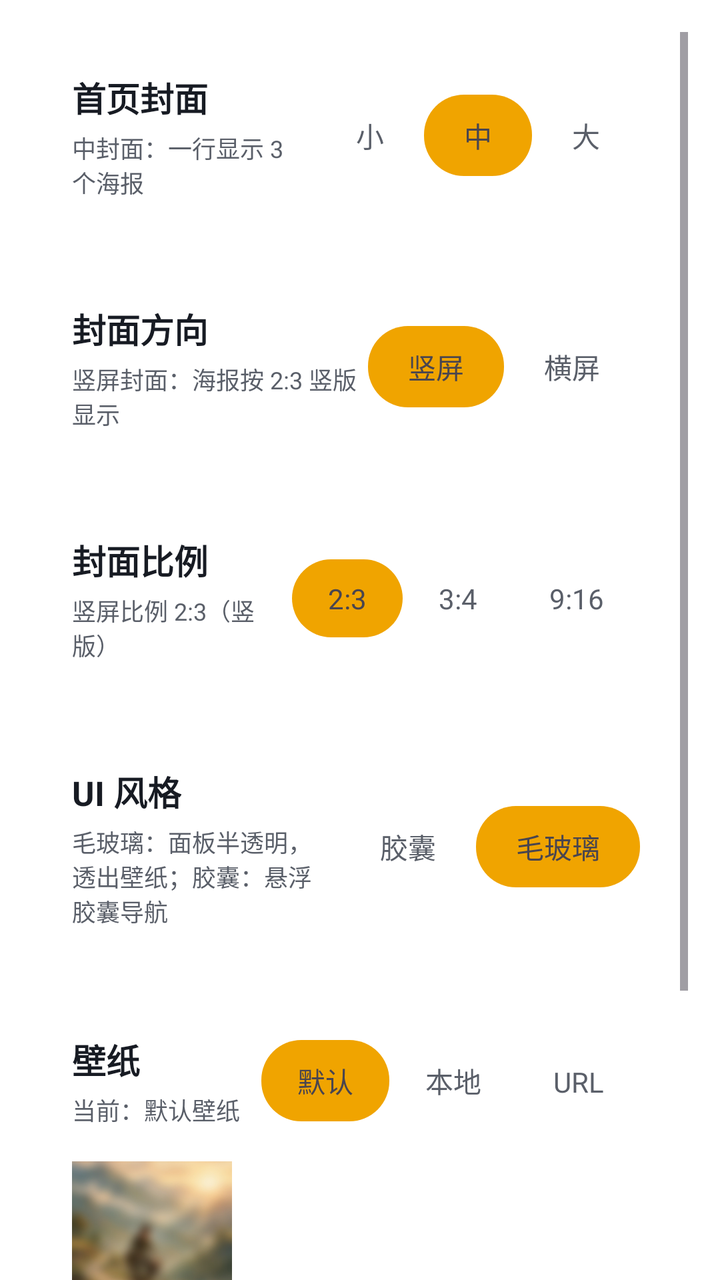
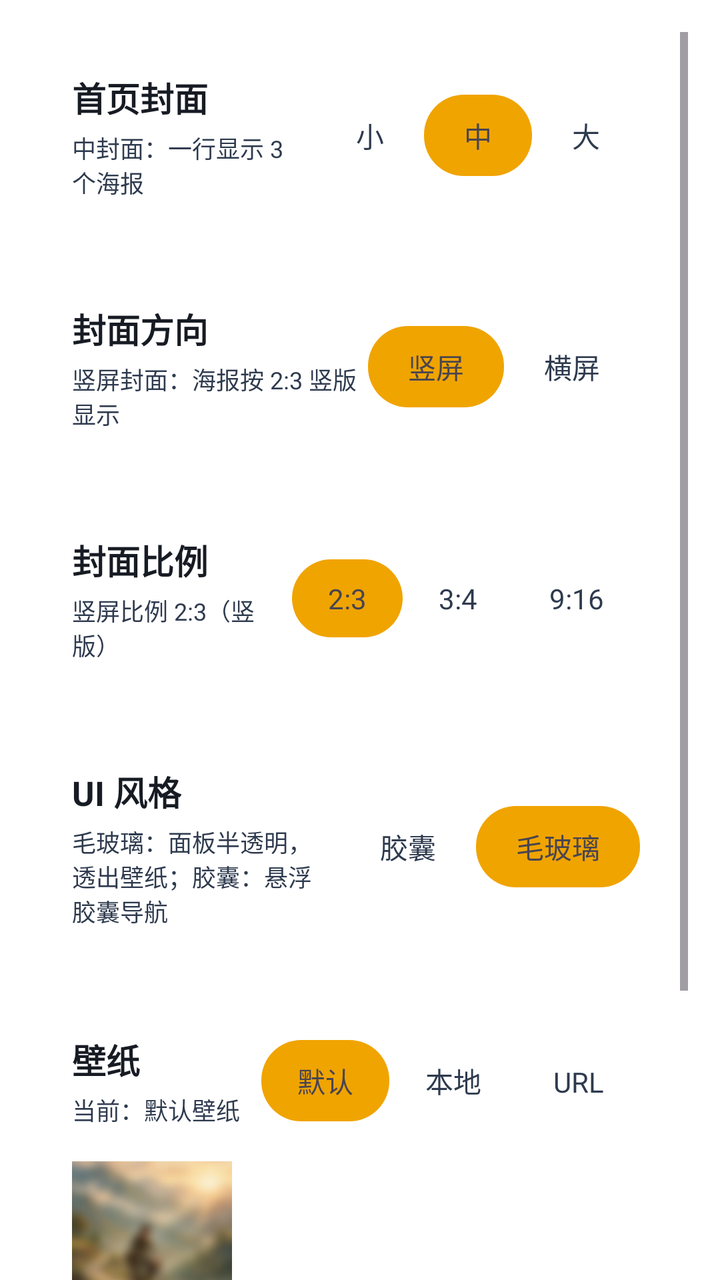

An Android layout rendered at two revisions. The XML below is the earlier revision; the diff shows what the commit changed to produce the second picture.
<!-- AndroidManifest.xml: another module's application theme Theme.App -->
<!-- res/layout/activity_ui_settings.xml -->
<?xml version="1.0" encoding="utf-8"?>
<ScrollView
    android:fitsSystemWindows="true" xmlns:android="http://schemas.android.com/apk/res/android"
    android:layout_width="match_parent"
    android:layout_height="match_parent"
    android:fillViewport="true"
    android:clipToPadding="false"
    android:paddingTop="16dp"
    android:paddingLeft="16dp"
    android:paddingRight="16dp"
    android:paddingBottom="16dp">

<LinearLayout
    android:layout_width="match_parent"
    android:layout_height="wrap_content"
    android:orientation="vertical">


<LinearLayout
    android:layout_width="match_parent"
    android:layout_height="wrap_content"
    android:orientation="horizontal"
    android:gravity="center_vertical"
    android:background="@drawable/dialog_glass"
    android:padding="20dp"
    android:layout_marginBottom="12dp">

    <LinearLayout
        android:layout_width="0dp"
        android:layout_height="wrap_content"
        android:layout_weight="1"
        android:orientation="vertical">

        <TextView
            android:layout_width="wrap_content"
            android:layout_height="wrap_content"
            android:text="首页封面"
            android:textSize="17sp"
            android:textStyle="bold"
            android:textColor="#171B23"/>

        <TextView
            android:layout_width="wrap_content"
            android:layout_height="wrap_content"
            android:text="中封面：一行显示 3 个海报"
            android:textSize="12sp"
            android:textColor="#5A5F69"
            android:layout_marginTop="4dp"/>
    </LinearLayout>

    <LinearLayout
        android:layout_width="wrap_content"
        android:layout_height="wrap_content"
        android:orientation="horizontal"
        android:background="@drawable/seg_container"
        android:padding="4dp">

        <TextView
            android:id="@+id/seg_cover_small"
            android:layout_width="wrap_content"
            android:layout_height="wrap_content"
            android:text="小"
            android:textSize="14sp"
            android:textColor="#5A5F69"
            android:paddingHorizontal="20dp"
            android:paddingVertical="10dp"/>

        <TextView
            android:id="@+id/seg_cover_medium"
            android:layout_width="wrap_content"
            android:layout_height="wrap_content"
            android:text="中"
            android:textSize="14sp"
            android:paddingHorizontal="20dp"
            android:paddingVertical="10dp"
            android:background="@drawable/seg_selected"/>

        <TextView
            android:id="@+id/seg_cover_large"
            android:layout_width="wrap_content"
            android:layout_height="wrap_content"
            android:text="大"
            android:textSize="14sp"
            android:textColor="#5A5F69"
            android:paddingHorizontal="20dp"
            android:paddingVertical="10dp"/>
    </LinearLayout>
</LinearLayout>


<LinearLayout
    android:layout_width="match_parent"
    android:layout_height="wrap_content"
    android:orientation="horizontal"
    android:gravity="center_vertical"
    android:background="@drawable/dialog_glass"
    android:padding="20dp"
    android:layout_marginBottom="12dp">

    <LinearLayout
        android:layout_width="0dp"
        android:layout_height="wrap_content"
        android:layout_weight="1"
        android:orientation="vertical">

        <TextView
            android:layout_width="wrap_content"
            android:layout_height="wrap_content"
            android:text="封面方向"
            android:textSize="17sp"
            android:textStyle="bold"
            android:textColor="#171B23"/>

        <TextView
            android:layout_width="wrap_content"
            android:layout_height="wrap_content"
            android:text="竖屏封面：海报按 2:3 竖版显示"
            android:textSize="12sp"
            android:textColor="#5A5F69"
            android:layout_marginTop="4dp"/>
    </LinearLayout>

    <LinearLayout
        android:layout_width="wrap_content"
        android:layout_height="wrap_content"
        android:orientation="horizontal"
        android:background="@drawable/seg_container"
        android:padding="4dp">

        <TextView
            android:id="@+id/seg_orient_portrait"
            android:layout_width="wrap_content"
            android:layout_height="wrap_content"
            android:text="竖屏"
            android:textSize="14sp"
            android:paddingHorizontal="20dp"
            android:paddingVertical="10dp"
            android:background="@drawable/seg_selected"/>

        <TextView
            android:id="@+id/seg_orient_landscape"
            android:layout_width="wrap_content"
            android:layout_height="wrap_content"
            android:text="横屏"
            android:textSize="14sp"
            android:textColor="#5A5F69"
            android:paddingHorizontal="20dp"
            android:paddingVertical="10dp"/>
    </LinearLayout>
</LinearLayout>


<LinearLayout
    android:layout_width="match_parent"
    android:layout_height="wrap_content"
    android:orientation="horizontal"
    android:gravity="center_vertical"
    android:background="@drawable/dialog_glass"
    android:padding="20dp"
    android:layout_marginBottom="12dp">

    <LinearLayout
        android:layout_width="0dp"
        android:layout_height="wrap_content"
        android:layout_weight="1"
        android:orientation="vertical">

        <TextView
            android:layout_width="wrap_content"
            android:layout_height="wrap_content"
            android:text="封面比例"
            android:textSize="17sp"
            android:textStyle="bold"
            android:textColor="#171B23"/>

        <TextView
            android:layout_width="wrap_content"
            android:layout_height="wrap_content"
            android:text="竖屏比例 2:3（竖版）"
            android:textSize="12sp"
            android:textColor="#5A5F69"
            android:layout_marginTop="4dp"/>
    </LinearLayout>

    <LinearLayout
        android:layout_width="wrap_content"
        android:layout_height="wrap_content"
        android:orientation="horizontal"
        android:background="@drawable/seg_container"
        android:padding="4dp">

        <TextView
            android:id="@+id/seg_ratio_23"
            android:layout_width="wrap_content"
            android:layout_height="wrap_content"
            android:text="2:3"
            android:textSize="14sp"
            android:paddingHorizontal="18dp"
            android:paddingVertical="10dp"
            android:background="@drawable/seg_selected"/>

        <TextView
            android:id="@+id/seg_ratio_34"
            android:layout_width="wrap_content"
            android:layout_height="wrap_content"
            android:text="3:4"
            android:textSize="14sp"
            android:textColor="#5A5F69"
            android:paddingHorizontal="18dp"
            android:paddingVertical="10dp"/>

        <TextView
            android:id="@+id/seg_ratio_916"
            android:layout_width="wrap_content"
            android:layout_height="wrap_content"
            android:text="9:16"
            android:textSize="14sp"
            android:textColor="#5A5F69"
            android:paddingHorizontal="18dp"
            android:paddingVertical="10dp"/>
    </LinearLayout>
</LinearLayout>


<LinearLayout
    android:layout_width="match_parent"
    android:layout_height="wrap_content"
    android:orientation="horizontal"
    android:gravity="center_vertical"
    android:background="@drawable/dialog_glass"
    android:padding="20dp"
    android:layout_marginBottom="12dp">

    <LinearLayout
        android:layout_width="0dp"
        android:layout_height="wrap_content"
        android:layout_weight="1"
        android:orientation="vertical">

        <TextView
            android:layout_width="wrap_content"
            android:layout_height="wrap_content"
            android:text="UI 风格"
            android:textSize="17sp"
            android:textStyle="bold"
            android:textColor="#171B23"/>

        <TextView
            android:layout_width="wrap_content"
            android:layout_height="wrap_content"
            android:text="毛玻璃：面板半透明，透出壁纸；胶囊：悬浮胶囊导航"
            android:textSize="12sp"
            android:textColor="#5A5F69"
            android:layout_marginTop="4dp"/>
    </LinearLayout>

    <LinearLayout
        android:layout_width="wrap_content"
        android:layout_height="wrap_content"
        android:orientation="horizontal"
        android:background="@drawable/seg_container"
        android:padding="4dp">

        <TextView
            android:id="@+id/seg_ui_capsule"
            android:layout_width="wrap_content"
            android:layout_height="wrap_content"
            android:text="胶囊"
            android:textSize="14sp"
            android:textColor="#5A5F69"
            android:paddingHorizontal="20dp"
            android:paddingVertical="10dp"/>

        <TextView
            android:id="@+id/seg_ui_glass"
            android:layout_width="wrap_content"
            android:layout_height="wrap_content"
            android:text="毛玻璃"
            android:textSize="14sp"
            android:paddingHorizontal="20dp"
            android:paddingVertical="10dp"
            android:background="@drawable/seg_selected"/>
    </LinearLayout>
</LinearLayout>


<LinearLayout
    android:layout_width="match_parent"
    android:layout_height="wrap_content"
    android:orientation="vertical"
    android:background="@drawable/dialog_glass"
    android:padding="20dp"
    android:layout_marginBottom="12dp">

    <LinearLayout
        android:layout_width="match_parent"
        android:layout_height="wrap_content"
        android:orientation="horizontal"
        android:gravity="center_vertical">

        <LinearLayout
            android:layout_width="0dp"
            android:layout_height="wrap_content"
            android:layout_weight="1"
            android:orientation="vertical">

            <TextView
                android:layout_width="wrap_content"
                android:layout_height="wrap_content"
                android:text="壁纸"
                android:textSize="17sp"
                android:textStyle="bold"
                android:textColor="#171B23"/>

            <TextView
                android:id="@+id/tv_wp_desc"
                android:layout_width="wrap_content"
                android:layout_height="wrap_content"
                android:text="当前：默认壁纸"
                android:textSize="12sp"
                android:textColor="#5A5F69"
                android:layout_marginTop="4dp"/>
        </LinearLayout>

        <LinearLayout
            android:layout_width="wrap_content"
            android:layout_height="wrap_content"
            android:orientation="horizontal"
            android:background="@drawable/seg_container"
            android:padding="4dp">

            <TextView
                android:id="@+id/seg_wp_default"
                android:layout_width="wrap_content"
                android:layout_height="wrap_content"
                android:text="默认"
                android:textSize="14sp"
                android:paddingHorizontal="18dp"
                android:paddingVertical="10dp"
                android:background="@drawable/seg_selected"/>

            <TextView
                android:id="@+id/seg_wp_local"
                android:layout_width="wrap_content"
                android:layout_height="wrap_content"
                android:text="本地"
                android:textSize="14sp"
                android:textColor="#5A5F69"
                android:paddingHorizontal="18dp"
                android:paddingVertical="10dp"/>

            <TextView
                android:id="@+id/seg_wp_url"
                android:layout_width="wrap_content"
                android:layout_height="wrap_content"
                android:text="URL"
                android:textSize="14sp"
                android:textColor="#5A5F69"
                android:paddingHorizontal="18dp"
                android:paddingVertical="10dp"/>
        </LinearLayout>
    </LinearLayout>

    <HorizontalScrollView
        android:layout_width="match_parent"
        android:layout_height="wrap_content"
        android:layout_marginTop="16dp"
        android:scrollbars="none">

        <LinearLayout
            android:layout_width="wrap_content"
            android:layout_height="wrap_content"
            android:orientation="horizontal">

            <LinearLayout
                android:layout_width="wrap_content"
                android:layout_height="wrap_content"
                android:orientation="vertical"
                android:layout_marginEnd="12dp">

                <ImageView
                    android:id="@+id/thumb_default"
                    android:layout_width="80dp"
                    android:layout_height="120dp"
                    android:scaleType="centerCrop"
                    android:background="@drawable/dialog_glass"
                    android:src="@drawable/poster_shanjian_blur_v3"/>

                <TextView
                    android:layout_width="match_parent"
                    android:layout_height="wrap_content"
                    android:text="默认"
                    android:textSize="11sp"
                    android:textColor="#5A5F69"
                    android:gravity="center"
                    android:layout_marginTop="4dp"/>
            </LinearLayout>

            <LinearLayout
                android:layout_width="wrap_content"
                android:layout_height="wrap_content"
                android:orientation="vertical"
                android:layout_marginEnd="12dp">

                <ImageView
                    android:id="@+id/thumb_local"
                    android:layout_width="80dp"
                    android:layout_height="120dp"
                    android:scaleType="centerCrop"
                    android:background="@drawable/dialog_glass"/>

                <TextView
                    android:layout_width="match_parent"
                    android:layout_height="wrap_content"
                    android:text="本地"
                    android:textSize="11sp"
                    android:textColor="#5A5F69"
                    android:gravity="center"
                    android:layout_marginTop="4dp"/>
            </LinearLayout>

            <LinearLayout
                android:layout_width="wrap_content"
                android:layout_height="wrap_content"
                android:orientation="vertical">

                <ImageView
                    android:id="@+id/thumb_url"
                    android:layout_width="80dp"
                    android:layout_height="120dp"
                    android:scaleType="centerCrop"
                    android:background="@drawable/dialog_glass"/>

                <TextView
                    android:layout_width="match_parent"
                    android:layout_height="wrap_content"
                    android:text="URL"
                    android:textSize="11sp"
                    android:textColor="#5A5F69"
                    android:gravity="center"
                    android:layout_marginTop="4dp"/>
            </LinearLayout>
        </LinearLayout>
    </HorizontalScrollView>

    <LinearLayout
        android:layout_width="match_parent"
        android:layout_height="wrap_content"
        android:orientation="horizontal"
        android:gravity="center_vertical"
        android:layout_marginTop="16dp"
        android:paddingTop="16dp">

        <TextView
            android:layout_width="0dp"
            android:layout_height="wrap_content"
            android:layout_weight="1"
            android:text="模糊壁纸"
            android:textSize="15sp"
            android:textColor="#171B23"/>

        <Switch
            android:id="@+id/switch_blur"
            android:layout_width="wrap_content"
            android:layout_height="wrap_content"
            android:checked="true"/>
    </LinearLayout>
</LinearLayout>

</LinearLayout>
</ScrollView>
<!-- resources referenced by this layout -->
<resources>
  <!-- drawable dialog_glass (drawable) -->
  <?xml version="1.0" encoding="utf-8"?>
  <shape xmlns:android="http://schemas.android.com/apk/res/android"
      android:shape="rectangle">
      <solid android:color="#B3FFFFFF" />
      <stroke
          android:width="1dp"
          android:color="#33FFFFFF" />
      <corners android:radius="16dp" />
  </shape>
  <!-- drawable poster_shanjian_blur_v3: jpg bitmap (drawable, 112631 bytes) -->
  <!-- drawable seg_container (drawable) -->
  <?xml version="1.0" encoding="utf-8"?>
  <shape xmlns:android="http://schemas.android.com/apk/res/android" android:shape="rectangle">
  <corners android:radius="24dp"/>
  <solid android:color="#FFFFFFFF"/>
  </shape>
  <!-- drawable seg_selected (drawable) -->
  <?xml version="1.0" encoding="utf-8"?>
  <shape xmlns:android="http://schemas.android.com/apk/res/android" android:shape="rectangle">
  <corners android:radius="20dp"/>
  <solid android:color="#f0a400"/>
  </shape>
  <style name="Theme.App" parent="Theme.XingChen" />
  <style name="Theme.XingChen" parent="Theme.Material3.DayNight.NoActionBar">
          <item name="android:windowBackground">@android:color/transparent</item>
                <item name="android:colorBackground">@android:color/transparent</item>
          <item name="colorPrimary">#f0a400</item>
          <item name="colorPrimaryVariant">#c07f00</item>
          <item name="colorOnPrimary">@android:color/white</item>
      </style>
</resources>

<!-- the commit's change to res/layout/activity_ui_settings.xml (unified diff, before → after) -->
@@ -44,7 +44,7 @@
             android:layout_height="wrap_content"
             android:text="中封面：一行显示 3 个海报"
             android:textSize="12sp"
-            android:textColor="#5A5F69"
+            android:textColor="#2E3A4E"
             android:layout_marginTop="4dp"/>
     </LinearLayout>
 
@@ -61,7 +61,7 @@
             android:layout_height="wrap_content"
             android:text="小"
             android:textSize="14sp"
-            android:textColor="#5A5F69"
+            android:textColor="#2E3A4E"
             android:paddingHorizontal="20dp"
             android:paddingVertical="10dp"/>
 
@@ -81,7 +81,7 @@
             android:layout_height="wrap_content"
             android:text="大"
             android:textSize="14sp"
-            android:textColor="#5A5F69"
+            android:textColor="#2E3A4E"
             android:paddingHorizontal="20dp"
             android:paddingVertical="10dp"/>
     </LinearLayout>
@@ -116,7 +116,7 @@
             android:layout_height="wrap_content"
             android:text="竖屏封面：海报按 2:3 竖版显示"
             android:textSize="12sp"
-            android:textColor="#5A5F69"
+            android:textColor="#2E3A4E"
             android:layout_marginTop="4dp"/>
     </LinearLayout>
 
@@ -143,7 +143,7 @@
             android:layout_height="wrap_content"
             android:text="横屏"
             android:textSize="14sp"
-            android:textColor="#5A5F69"
+            android:textColor="#2E3A4E"
             android:paddingHorizontal="20dp"
             android:paddingVertical="10dp"/>
     </LinearLayout>
@@ -178,7 +178,7 @@
             android:layout_height="wrap_content"
             android:text="竖屏比例 2:3（竖版）"
             android:textSize="12sp"
-            android:textColor="#5A5F69"
+            android:textColor="#2E3A4E"
             android:layout_marginTop="4dp"/>
     </LinearLayout>
 
@@ -205,7 +205,7 @@
             android:layout_height="wrap_content"
             android:text="3:4"
             android:textSize="14sp"
-            android:textColor="#5A5F69"
+            android:textColor="#2E3A4E"
             android:paddingHorizontal="18dp"
             android:paddingVertical="10dp"/>
 
@@ -215,7 +215,7 @@
             android:layout_height="wrap_content"
             android:text="9:16"
             android:textSize="14sp"
-            android:textColor="#5A5F69"
+            android:textColor="#2E3A4E"
             android:paddingHorizontal="18dp"
             android:paddingVertical="10dp"/>
     </LinearLayout>
@@ -250,7 +250,7 @@
             android:layout_height="wrap_content"
             android:text="毛玻璃：面板半透明，透出壁纸；胶囊：悬浮胶囊导航"
             android:textSize="12sp"
-            android:textColor="#5A5F69"
+            android:textColor="#2E3A4E"
             android:layout_marginTop="4dp"/>
     </LinearLayout>
 
@@ -267,7 +267,7 @@
             android:layout_height="wrap_content"
             android:text="胶囊"
             android:textSize="14sp"
-            android:textColor="#5A5F69"
+            android:textColor="#2E3A4E"
             android:paddingHorizontal="20dp"
             android:paddingVertical="10dp"/>
 
@@ -318,7 +318,7 @@
                 android:layout_height="wrap_content"
                 android:text="当前：默认壁纸"
                 android:textSize="12sp"
-                android:textColor="#5A5F69"
+                android:textColor="#2E3A4E"
                 android:layout_marginTop="4dp"/>
         </LinearLayout>
 
@@ -345,7 +345,7 @@
                 android:layout_height="wrap_content"
                 android:text="本地"
                 android:textSize="14sp"
-                android:textColor="#5A5F69"
+                android:textColor="#2E3A4E"
                 android:paddingHorizontal="18dp"
                 android:paddingVertical="10dp"/>
 
@@ -355,7 +355,7 @@
                 android:layout_height="wrap_content"
                 android:text="URL"
                 android:textSize="14sp"
-                android:textColor="#5A5F69"
+                android:textColor="#2E3A4E"
                 android:paddingHorizontal="18dp"
                 android:paddingVertical="10dp"/>
         </LinearLayout>
@@ -391,7 +391,7 @@
                     android:layout_height="wrap_content"
                     android:text="默认"
                     android:textSize="11sp"
-                    android:textColor="#5A5F69"
+                    android:textColor="#2E3A4E"
                     android:gravity="center"
                     android:layout_marginTop="4dp"/>
             </LinearLayout>
@@ -414,7 +414,7 @@
                     android:layout_height="wrap_content"
                     android:text="本地"
                     android:textSize="11sp"
-                    android:textColor="#5A5F69"
+                    android:textColor="#2E3A4E"
                     android:gravity="center"
                     android:layout_marginTop="4dp"/>
             </LinearLayout>
@@ -436,7 +436,7 @@
                     android:layout_height="wrap_content"
                     android:text="URL"
                     android:textSize="11sp"
-                    android:textColor="#5A5F69"
+                    android:textColor="#2E3A4E"
                     android:gravity="center"
                     android:layout_marginTop="4dp"/>
             </LinearLayout>
